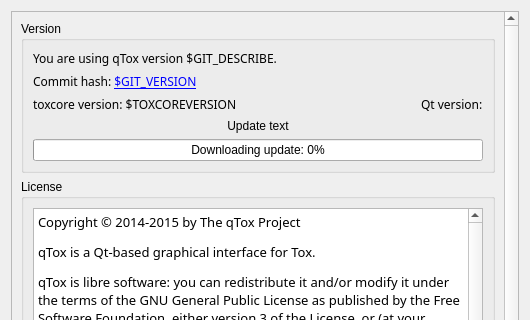
Qt form src/widget/form/settings/aboutsettings.ui (qTox/qTox) before a commit; both pictures show x 0 to 530 and y 0 to 320 of the 530 by 476 pixel window.
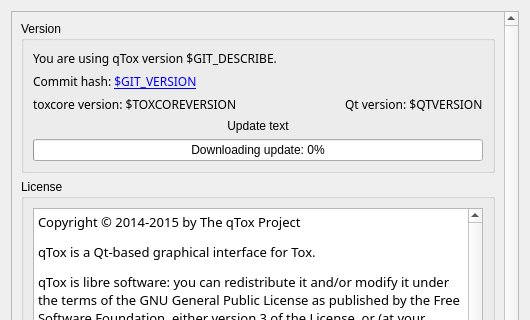
The same form after that commit. Custom widgets are drawn as their Qt base class.

Commit message:
Add direct link with template for submitting new issues
Add direct link for submitting new issues in the Settings -> About widget.
Use a prefilled template with the information listed in CONTRIBUTING.md.

Diff of the .ui file:
```diff
--- a/src/widget/form/settings/aboutsettings.ui
+++ b/src/widget/form/settings/aboutsettings.ui
@@ -85,7 +85,7 @@
              </font>
             </property>
             <property name="text">
-             <string>Qt version:</string>
+             <string>Qt version: $QTVERSION</string>
             </property>
             <property name="textInteractionFlags">
              <set>Qt::LinksAccessibleByMouse|Qt::TextSelectableByMouse</set>
```
Left out of the diff: 4 changed lines with no effect on the pictures. The commit also changes 1 other file.
